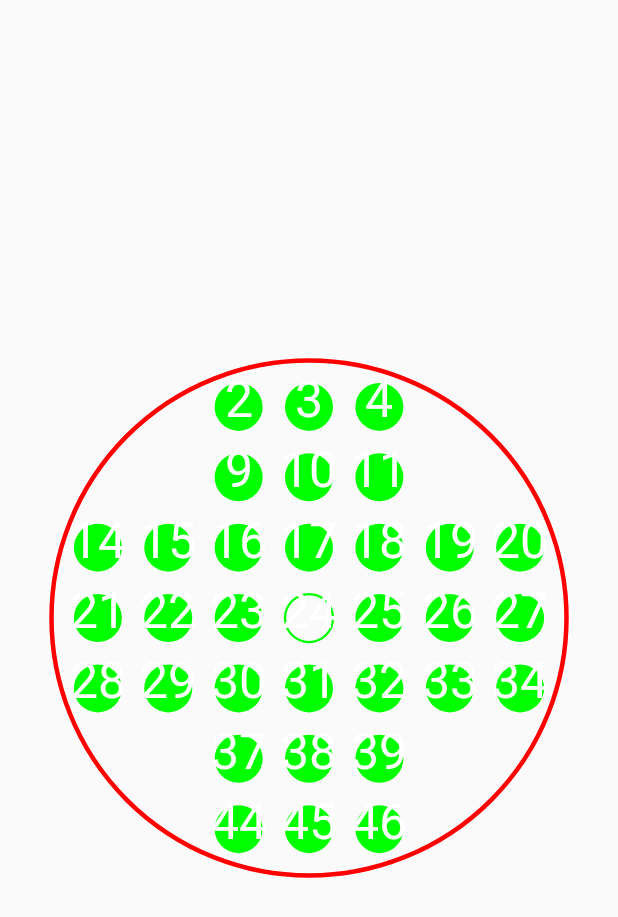
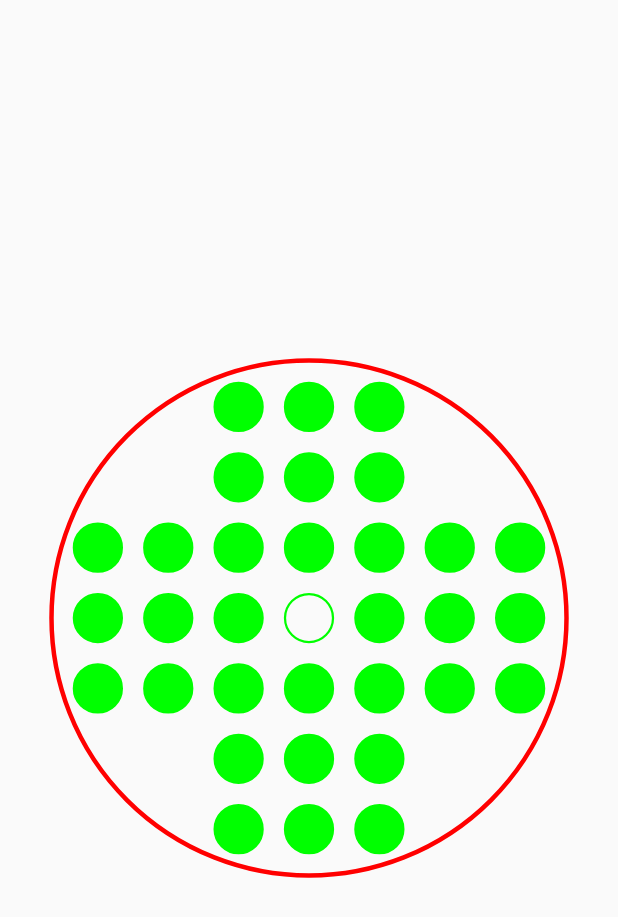
Before and after one commit to yasinkacmaz/SoloTest, an Android app built with Jetpack Compose: the first screen one second after launch (MainActivity), on a phone screen of 412 x 824 dp. Shown: the top 917 px of the screen. Run offline under Robolectric (Android 15) with nearby library versions, the phone set to English and light mode, and no system bars.

Commit message:
Render pegs and board separately

```diff
--- a/app/src/main/java/com/yasinkacmaz/solotest/MainActivity.kt
+++ b/app/src/main/java/com/yasinkacmaz/solotest/MainActivity.kt
@@ -52,9 +52,8 @@ class MainActivity : ComponentActivity() {
                                 pegs[index] = peg.copy(offset = peg.offset.plus(Offset(offsetX, offsetY)))
                             }
                         }
-                    val selectedPegIndex: MutableState<Int?> = remember { mutableStateOf(null) }
 
-                    SoloTestGame(modifier, boardConfig, playableBoardIndexes, pegs, selectedPegIndex)
+                    SoloTestGame(modifier, boardConfig, playableBoardIndexes, pegs)
                 }
             }
         }
--- a/app/src/main/java/com/yasinkacmaz/solotest/SoloTestGame.kt
+++ b/app/src/main/java/com/yasinkacmaz/solotest/SoloTestGame.kt
@@ -1,25 +1,21 @@
 package com.yasinkacmaz.solotest
 
-import android.graphics.Paint
 import androidx.compose.foundation.Canvas
 import androidx.compose.runtime.Composable
-import androidx.compose.runtime.MutableState
 import androidx.compose.ui.Modifier
 import androidx.compose.ui.graphics.Color
 import androidx.compose.ui.graphics.drawscope.Fill
 import androidx.compose.ui.graphics.drawscope.Stroke
-import androidx.compose.ui.graphics.nativeCanvas
 import androidx.compose.ui.unit.dp
+import com.yasinkacmaz.solotest.PegOffsetCalculator.offsetOfBoardIndex
 import com.yasinkacmaz.solotest.PegOffsetValidator.isValidOffset
-import com.yasinkacmaz.solotest.PegOffsetCalculator.offsetOfBoardIndex
 
 @Composable
 fun SoloTestGame(
     modifier: Modifier = Modifier,
     boardConfig: BoardConfig,
     playableBoardIndexes: MutableList<Int>,
-    pegs: List<Peg>,
-    selectedPegIndex: MutableState<Int?>
+    pegs: List<Peg>
 ) = Canvas(modifier) {
     drawCircle(
         color = Color.Red,
@@ -29,28 +25,24 @@ fun SoloTestGame(
     )
 
     playableBoardIndexes.forEach { boardIndex ->
-        val peg = pegs.find { peg -> peg.boardIndex == boardIndex }
-        val offset = peg?.offset ?: boardConfig offsetOfBoardIndex boardIndex
-        val style = if (peg != null) Fill else Stroke(width = 1.5.dp.toPx())
-        print(selectedPegIndex)
+        val offset = boardConfig offsetOfBoardIndex boardIndex
+        drawCircle(
+            color = Color.Green,
+            center = offset,
+            radius = boardConfig.pegSize / 2,
+            style = Stroke(width = 1.5.dp.toPx())
+        )
+    }
+
+    pegs.forEach { peg ->
+        val offset = peg.offset
+        // TODO: No need to control after snapping added
         val color = if (boardConfig.isValidOffset(offset)) Color.Green else Color.Red
         drawCircle(
             color = color,
             center = offset,
             radius = boardConfig.pegSize / 2,
-            style = style
+            style = Fill
         )
-        drawContext.canvas.nativeCanvas.apply {
-            drawText(
-                boardIndex.toString(),
-                offset.x,
-                offset.y + 10,
-                Paint().apply {
-                    textSize = 50F
-                    this.color = android.graphics.Color.WHITE
-                    textAlign = Paint.Align.CENTER
-                }
-            )
-        }
     }
 }
```
